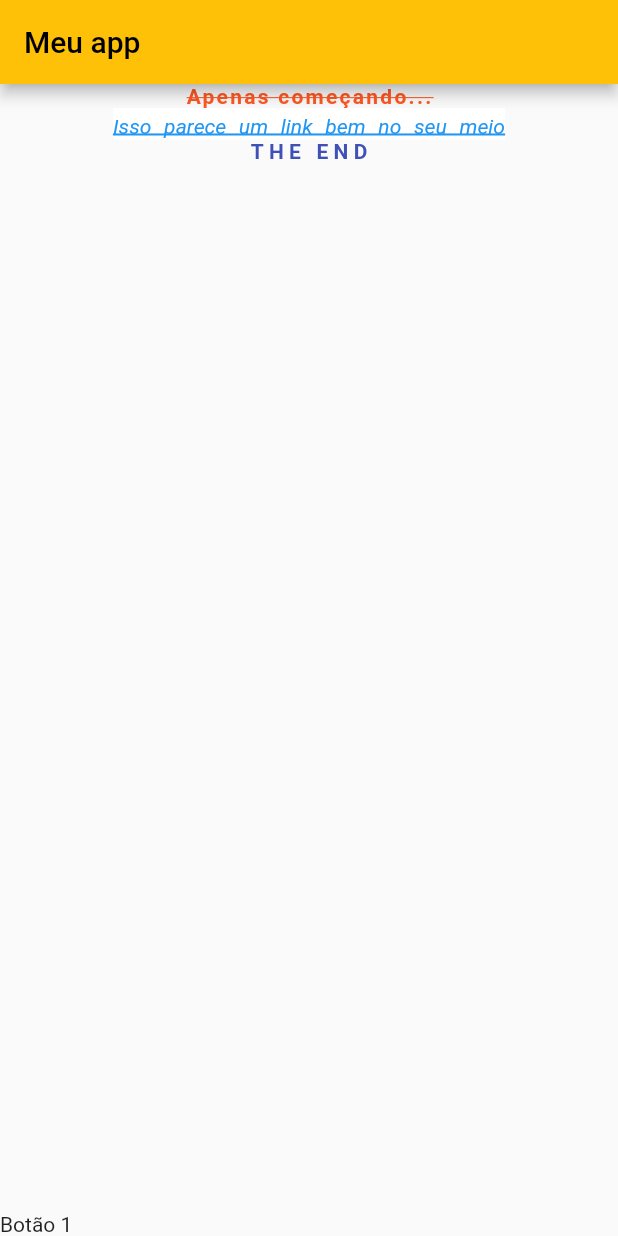
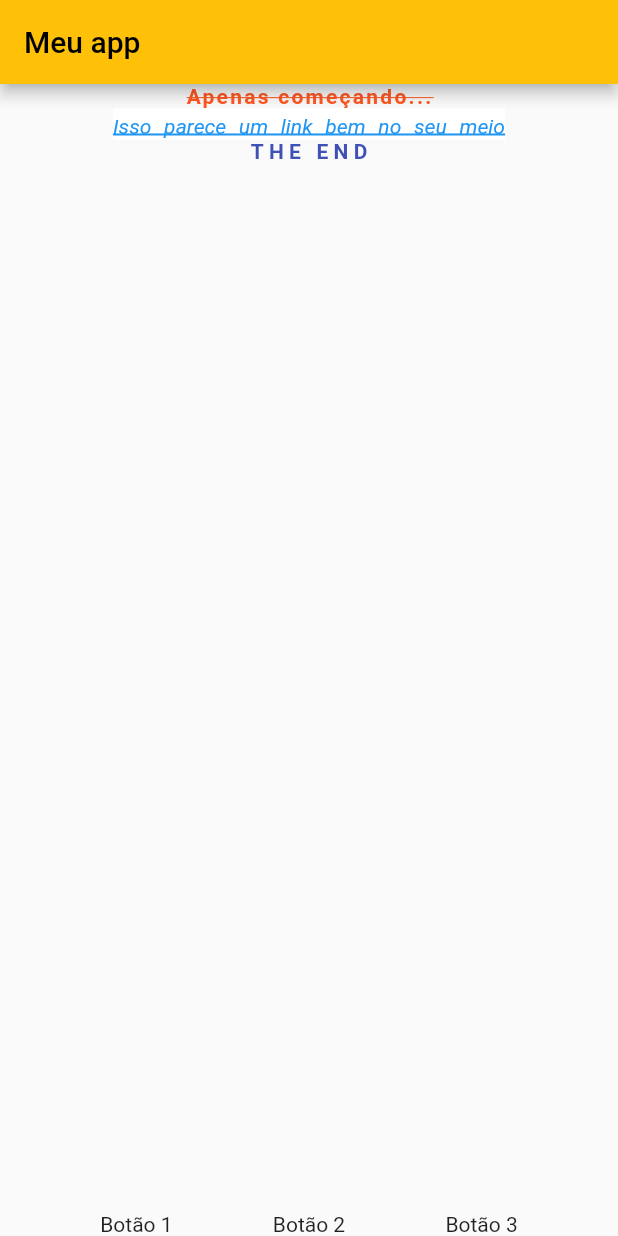
Before and after one commit to SusuGostoso/Susu-POO-I, a Flutter app: the screen it shows after launch, on a phone screen of 412 x 824 dp. Run offline on Flutter 3.47's test engine with Material 2 defaults, Android fonts, the phone set to English and light mode, and no system bars; Roboto replaces fonts that are missing (Georgia).

Commit message:
Exercício 3/11 finalizado: 3 Texts adicionados ao bottomNavigationBar

```diff
--- a/lib/main.dart
+++ b/lib/main.dart
@@ -41,7 +41,14 @@ void main() {
             ),
           )
         ])),
-        bottomNavigationBar: Text("Botão 1"),
+        bottomNavigationBar: Row(
+          mainAxisAlignment: MainAxisAlignment.spaceEvenly,
+          children: [
+            Text("Botão 1"),
+            Text("Botão 2"),
+            Text("Botão 3"),
+          ],
+        ),
       ));
 
   runApp(app);
```
